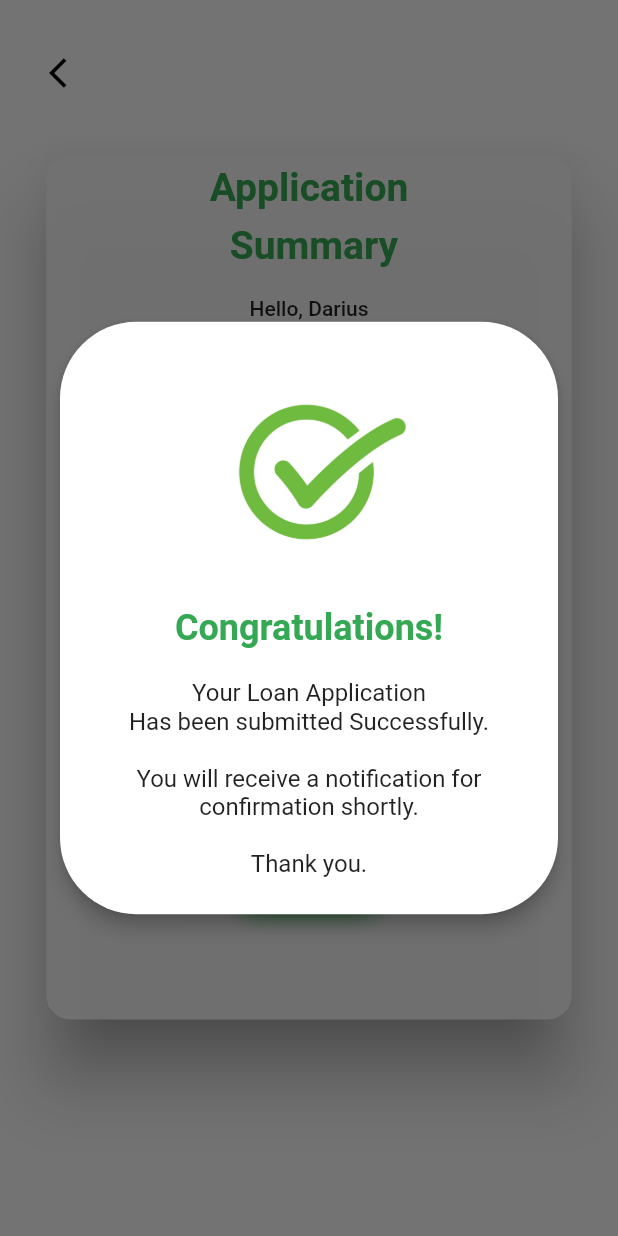
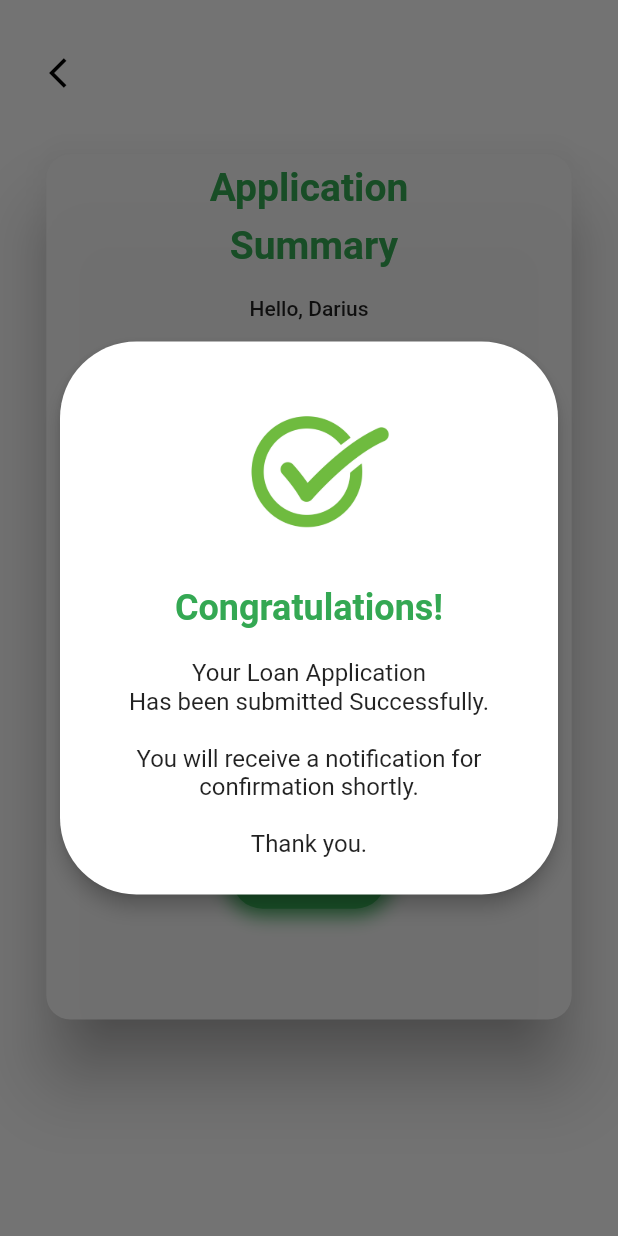
Before and after one commit to Darius253/green_life, a Flutter app: the Summary screen opened directly, after a tap on "Submit", on a phone screen of 412 x 824 dp. Run offline on Flutter 3.47's test engine with Material 2 defaults, Android fonts, the light colour scheme and no system bars; our stand-ins replace carousel_slider, get, smooth_page_indicator; statements that could not run were skipped.

Commit message:
⚙✨ Made changes

```diff
--- a/lib/screens/sign_up/registration/summary.dart
+++ b/lib/screens/sign_up/registration/summary.dart
@@ -68,15 +68,15 @@ class Summary extends StatelessWidget {
                             loanSummary('Loan Amount:', 'Hello', width,
                                 Colors.black, width * 0.1),
                             loanSummary('Recipient Account:', 'Hello', width,
-                                Colors.black, width*0.01),
-                            loanSummary(
-                                'Terms:', 'Hello', width, Colors.black, width*0.23),
+                                Colors.black, width * 0.01),
+                            loanSummary('Terms:', 'Hello', width, Colors.black,
+                                width * 0.23),
                             loanSummary('Amount to be Paid:', 'Hello', width,
-                                Colors.black, width*0.01),
+                                Colors.black, width * 0.01),
                             loanSummary('Payment Schedule:', 'Hello', width,
-                                Colors.black, width*0.01),
-                            loanSummary(
-                                'Deadline:', 'Hello', width, Colors.black, width*0.195),
+                                Colors.black, width * 0.01),
+                            loanSummary('Deadline:', 'Hello', width,
+                                Colors.black, width * 0.195),
                             SizedBox(
                               height: height * 0.06,
                             ),
@@ -129,8 +129,9 @@ class Summary extends StatelessWidget {
       builder: (context) => AlertDialog(
         elevation: 5.0,
         shape: RoundedRectangleBorder(borderRadius: BorderRadius.circular(51)),
-        icon: const Image(
-            height: 150, image: AssetImage('assets/images/success.jpg')),
+        icon: Image(
+            height: MediaQuery.of(context).size.height * 0.15,
+            image: const AssetImage('assets/images/success.jpg')),
         title: Center(
           child: Text(
             'Congratulations!',
```
